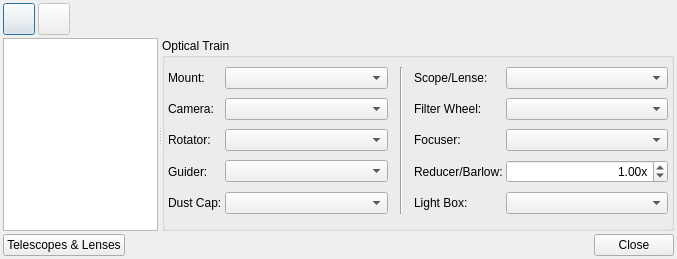
This is kstars/ekos/auxiliary/opticaltrains.ui in KDE/kstars as Qt 5 draws it before an edit. The edited form follows.
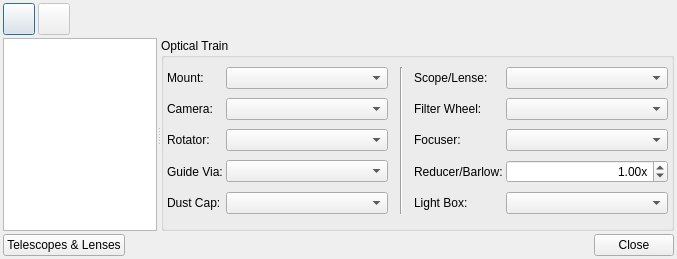
This is the edited form. Icons and pictures are not drawn.

Commit message: Use guide via to avoid confusion

The edit to the form file:
```diff
--- a/kstars/ekos/auxiliary/opticaltrains.ui
+++ b/kstars/ekos/auxiliary/opticaltrains.ui
@@ -300,7 +300,7 @@
           <string>&lt;html&gt;&lt;head/&gt;&lt;body&gt;&lt;p&gt;Select the device that receives the guiding correction pulses. This can be one of the following devices:&lt;/p&gt;&lt;p&gt;&lt;span style=&quot; font-weight:600;&quot;&gt;Mount&lt;/span&gt;: If the Mount can receive guiding correction pulses, then it is best to select it so that the pulses are directly sent to the mount. This is the recommended option.&lt;/p&gt;&lt;p&gt;&lt;span style=&quot; font-weight:600;&quot;&gt;ST4&lt;/span&gt;: If using an ST4 cable between the guide camera and mount, then you should select the Guide Camera as the Guider.&lt;/p&gt;&lt;p&gt;&lt;span style=&quot; font-weight:600;&quot;&gt;Dedicated Guider&lt;/span&gt;: If using a dedicated guider interface device (like Shoestring GPUSB) then select it as the Guider.&lt;/p&gt;&lt;/body&gt;&lt;/html&gt;</string>
          </property>
          <property name="text">
-          <string>Guider:</string>
+          <string>Guide Via:</string>
          </property>
          <property name="alignment">
           <set>Qt::AlignLeading|Qt::AlignLeft|Qt::AlignVCenter</set>
```
